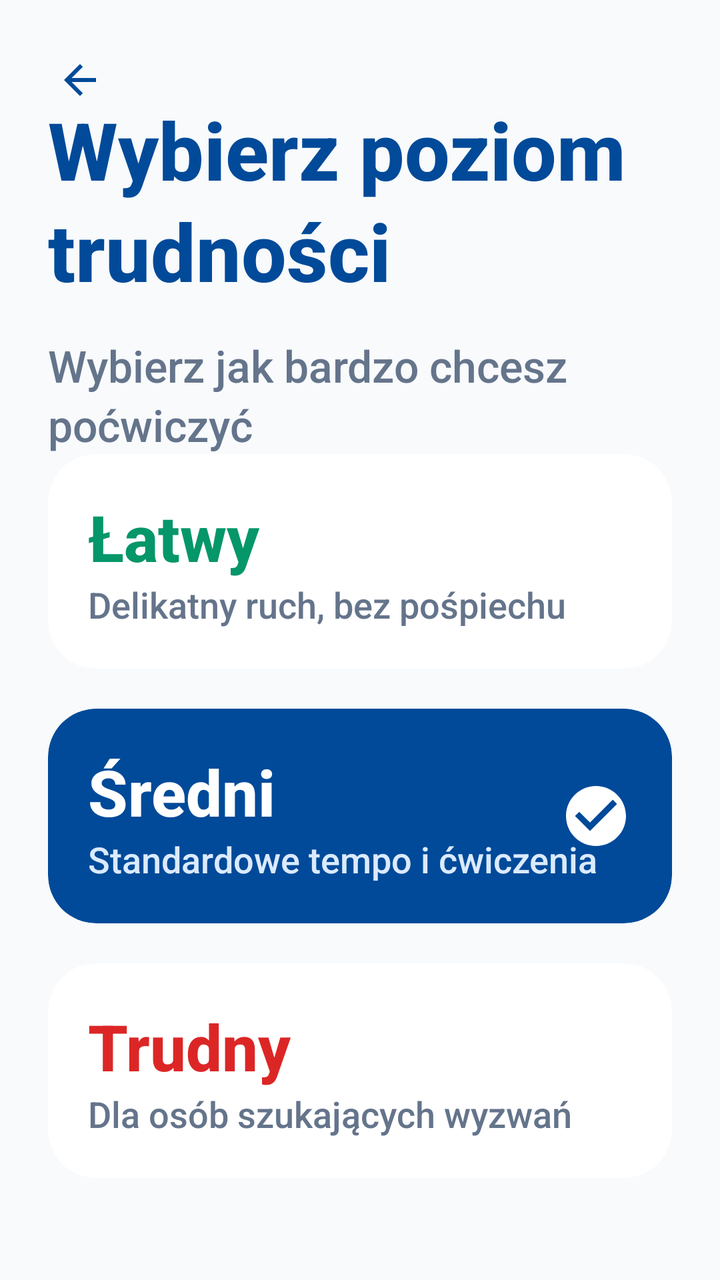
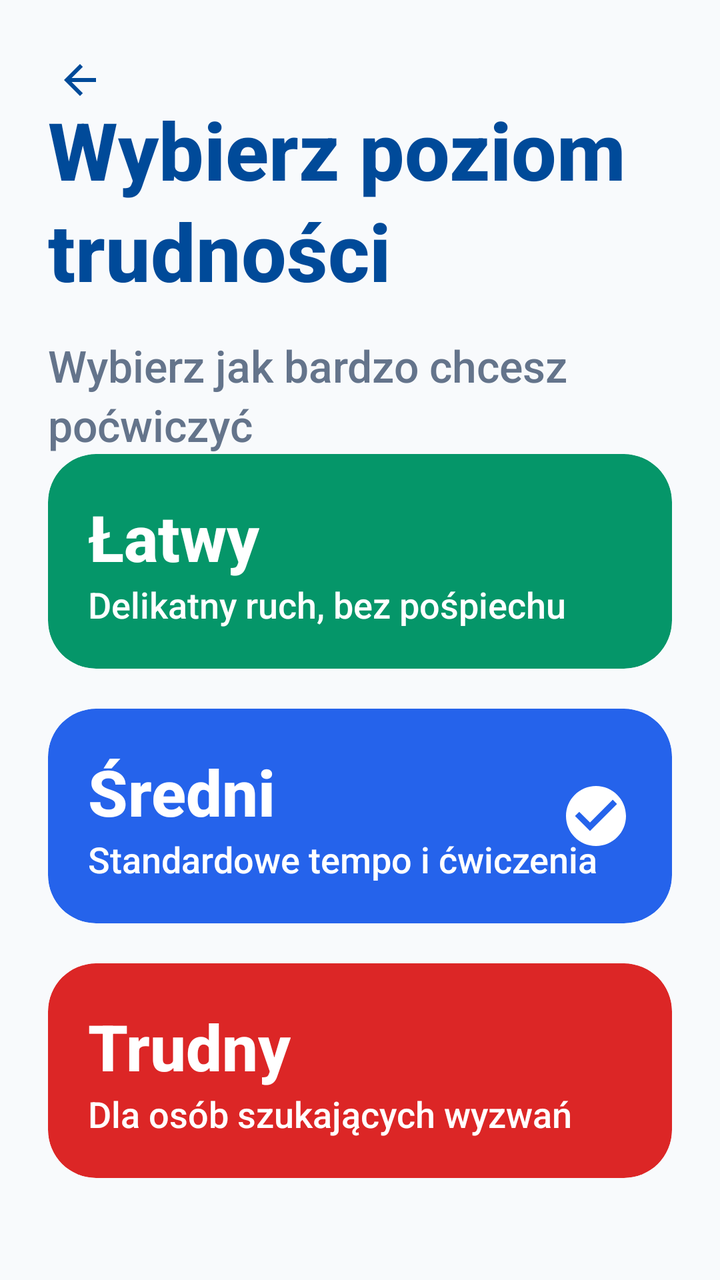

Before-and-after screenshots of an Android layout around one commit, followed by the original layout XML and the change that was made.
<!-- AndroidManifest.xml: application theme Theme.Fitnessapp -->
<!-- res/layout/activity_game_difficulty.xml -->
<?xml version="1.0" encoding="utf-8"?>
<androidx.constraintlayout.widget.ConstraintLayout xmlns:android="http://schemas.android.com/apk/res/android"
    xmlns:app="http://schemas.android.com/apk/res-auto"
    android:layout_width="match_parent"
    android:layout_height="match_parent"
    android:background="#F8FAFC">

    
    <ImageButton
        android:id="@+id/btn_back"
        android:layout_width="48dp"
        android:layout_height="48dp"
        android:layout_margin="16dp"
        android:background="?android:attr/selectableItemBackgroundBorderless"
        android:src="@drawable/ic_back"
        app:tint="#004A99"
        android:visibility="visible"
        app:layout_constraintStart_toStartOf="parent"
        app:layout_constraintTop_toTopOf="parent" />

    <LinearLayout
        android:layout_width="match_parent"
        android:layout_height="match_parent"
        android:orientation="vertical"
        android:padding="24dp">

        <TextView
            android:id="@+id/tv_title"
            android:layout_width="match_parent"
            android:layout_height="wrap_content"
            android:layout_marginTop="24dp"
            android:text="Wybierz poziom\ntrudności"
            android:textColor="#004A99"
            android:textSize="40sp"
            android:textStyle="bold"
            android:lineSpacingExtra="4dp" />

        <TextView
            android:id="@+id/tv_subtitle"
            android:layout_width="match_parent"
            android:layout_height="wrap_content"
            android:layout_marginTop="16dp"
            android:text="Wybierz jak bardzo chcesz\npoćwiczyć"
            android:textColor="#64748B"
            android:textSize="22sp"
            android:lineSpacingExtra="4dp" />

        <View
            android:layout_width="match_parent"
            android:layout_height="0dp"
            android:layout_weight="1" />

        
        <androidx.cardview.widget.CardView
            android:id="@+id/card_easy"
            android:layout_width="match_parent"
            android:layout_height="wrap_content"
            android:layout_marginBottom="20dp"
            app:cardCornerRadius="24dp"
            app:cardElevation="0dp"
            app:cardBackgroundColor="@color/white">

            <RelativeLayout
                android:layout_width="match_parent"
                android:layout_height="wrap_content"
                android:padding="20dp">

                <LinearLayout
                    android:layout_width="wrap_content"
                    android:layout_height="wrap_content"
                    android:layout_centerVertical="true"
                    android:orientation="vertical">
                    <TextView
                        android:id="@+id/tv_easy_title"
                        android:layout_width="wrap_content"
                        android:layout_height="wrap_content"
                        android:text="Łatwy"
                        android:textColor="#059669"
                        android:textSize="32sp"
                        android:textStyle="bold" />
                    <TextView
                        android:id="@+id/tv_easy_desc"
                        android:layout_width="wrap_content"
                        android:layout_height="wrap_content"
                        android:text="Delikatny ruch, bez pośpiechu"
                        android:textColor="#64748B"
                        android:textSize="18sp" />
                </LinearLayout>

                <ImageView
                    android:id="@+id/iv_check_easy"
                    android:layout_width="32dp"
                    android:layout_height="32dp"
                    android:layout_alignParentEnd="true"
                    android:layout_centerVertical="true"
                    android:src="@drawable/ic_check_circle"
                    app:tint="@color/white"
                    android:visibility="gone" />
            </RelativeLayout>
        </androidx.cardview.widget.CardView>

        
        <androidx.cardview.widget.CardView
            android:id="@+id/card_medium"
            android:layout_width="match_parent"
            android:layout_height="wrap_content"
            android:layout_marginBottom="20dp"
            app:cardCornerRadius="24dp"
            app:cardElevation="0dp"
            app:cardBackgroundColor="#004A99">

            <RelativeLayout
                android:layout_width="match_parent"
                android:layout_height="wrap_content"
                android:padding="20dp">

                <LinearLayout
                    android:layout_width="wrap_content"
                    android:layout_height="wrap_content"
                    android:layout_centerVertical="true"
                    android:orientation="vertical">
                    <TextView
                        android:id="@+id/tv_medium_title"
                        android:layout_width="wrap_content"
                        android:layout_height="wrap_content"
                        android:text="Średni"
                        android:textColor="@color/white"
                        android:textSize="32sp"
                        android:textStyle="bold" />
                    <TextView
                        android:id="@+id/tv_medium_desc"
                        android:layout_width="wrap_content"
                        android:layout_height="wrap_content"
                        android:text="Standardowe tempo i ćwiczenia"
                        android:textColor="#DBEAFE"
                        android:textSize="18sp" />
                </LinearLayout>

                <ImageView
                    android:id="@+id/iv_check_medium"
                    android:layout_width="36dp"
                    android:layout_height="36dp"
                    android:layout_alignParentEnd="true"
                    android:layout_centerVertical="true"
                    android:src="@drawable/ic_check_circle"
                    app:tint="@color/white"
                    android:visibility="visible" />
            </RelativeLayout>
        </androidx.cardview.widget.CardView>

        
        <androidx.cardview.widget.CardView
            android:id="@+id/card_hard"
            android:layout_width="match_parent"
            android:layout_height="wrap_content"
            android:layout_marginBottom="24dp"
            app:cardCornerRadius="24dp"
            app:cardElevation="0dp"
            app:cardBackgroundColor="@color/white">

            <RelativeLayout
                android:layout_width="match_parent"
                android:layout_height="wrap_content"
                android:padding="20dp">

                <LinearLayout
                    android:layout_width="wrap_content"
                    android:layout_height="wrap_content"
                    android:layout_centerVertical="true"
                    android:orientation="vertical">
                    <TextView
                        android:id="@+id/tv_hard_title"
                        android:layout_width="wrap_content"
                        android:layout_height="wrap_content"
                        android:text="Trudny"
                        android:textColor="#DC2626"
                        android:textSize="32sp"
                        android:textStyle="bold" />
                    <TextView
                        android:id="@+id/tv_hard_desc"
                        android:layout_width="wrap_content"
                        android:layout_height="wrap_content"
                        android:text="Dla osób szukających wyzwań"
                        android:textColor="#64748B"
                        android:textSize="18sp" />
                </LinearLayout>

                <ImageView
                    android:id="@+id/iv_check_hard"
                    android:layout_width="32dp"
                    android:layout_height="32dp"
                    android:layout_alignParentEnd="true"
                    android:layout_centerVertical="true"
                    android:src="@drawable/ic_check_circle"
                    app:tint="@color/white"
                    android:visibility="gone" />
            </RelativeLayout>
        </androidx.cardview.widget.CardView>

        <View
            android:layout_width="match_parent"
            android:layout_height="0dp"
            android:layout_weight="1" />

        
        <Button
            android:id="@+id/btn_start"
            android:layout_width="match_parent"
            android:layout_height="72dp"
            android:backgroundTint="#0056B3"
            android:text="Dalej"
            android:textAllCaps="false"
            android:textColor="@color/white"
            android:textSize="24sp"
            android:textStyle="bold"
            app:cornerRadius="16dp"
            app:icon="@drawable/ic_chevron_right"
            app:iconGravity="textEnd"
            app:iconTint="@color/white"
            app:iconPadding="8dp" />

    </LinearLayout>

</androidx.constraintlayout.widget.ConstraintLayout>
<!-- resources referenced by this layout -->
<resources>
  <color name="white">#FFFFFFFF</color>
  <!-- drawable ic_back (drawable) -->
  <vector xmlns:android="http://schemas.android.com/apk/res/android"
      android:width="24dp"
      android:height="24dp"
      android:viewportWidth="24"
      android:viewportHeight="24">
      <path
          android:fillColor="#000000"
          android:pathData="M20,11H7.83l5.59,-5.59L12,4l-8,8 8,8 1.41,-1.41L7.83,13H20v-2z"/>
  </vector>
  <!-- drawable ic_check_circle (drawable) -->
  <vector xmlns:android="http://schemas.android.com/apk/res/android"
      android:width="24dp"
      android:height="24dp"
      android:viewportWidth="24"
      android:viewportHeight="24">
      <path
          android:fillColor="#000000"
          android:pathData="M12,2C6.48,2 2,6.48 2,12s4.48,10 10,10 10,-4.48 10,-10S17.52,2 12,2zM10,17l-5,-5 1.41,-1.41L10,14.17l7.59,-7.59L19,8l-9,9z"/>
  </vector>
  <!-- drawable ic_chevron_right (drawable) -->
  <?xml version="1.0" encoding="utf-8"?>
  <vector xmlns:android="http://schemas.android.com/apk/res/android"
      android:width="24dp"
      android:height="24dp"
      android:viewportWidth="24"
      android:viewportHeight="24">
      <path
          android:fillColor="@color/white"
          android:pathData="M8.59,16.59L13.17,12L8.59,7.41L10,6l6,6l-6,6L8.59,16.59z" />
  </vector>
  <style name="Theme.Fitnessapp" parent="Base.Theme.Fitnessapp" />
  <style name="Base.Theme.Fitnessapp" parent="Theme.Material3.Light.NoActionBar">
          
          <item name="android:fontFamily">sans-serif-medium</item>
          <item name="android:textAllCaps">false</item>
          <item name="android:textColor">#0F172A</item>
          <item name="android:windowBackground">#F8FAFC</item>
      </style>
</resources>

<!-- the commit's change to res/layout/activity_game_difficulty.xml (unified diff, before → after) -->
@@ -58,7 +58,7 @@
             android:layout_marginBottom="20dp"
             app:cardCornerRadius="24dp"
             app:cardElevation="0dp"
-            app:cardBackgroundColor="@color/white">
+            app:cardBackgroundColor="#059669">
 
             <RelativeLayout
                 android:layout_width="match_parent"
@@ -75,7 +75,7 @@
                         android:layout_width="wrap_content"
                         android:layout_height="wrap_content"
                         android:text="Łatwy"
-                        android:textColor="#059669"
+                        android:textColor="@color/white"
                         android:textSize="32sp"
                         android:textStyle="bold" />
                     <TextView
@@ -83,7 +83,7 @@
                         android:layout_width="wrap_content"
                         android:layout_height="wrap_content"
                         android:text="Delikatny ruch, bez pośpiechu"
-                        android:textColor="#64748B"
+                        android:textColor="@color/white"
                         android:textSize="18sp" />
                 </LinearLayout>
 
@@ -107,7 +107,7 @@
             android:layout_marginBottom="20dp"
             app:cardCornerRadius="24dp"
             app:cardElevation="0dp"
-            app:cardBackgroundColor="#004A99">
+            app:cardBackgroundColor="#2563EB">
 
             <RelativeLayout
                 android:layout_width="match_parent"
@@ -132,7 +132,7 @@
                         android:layout_width="wrap_content"
                         android:layout_height="wrap_content"
                         android:text="Standardowe tempo i ćwiczenia"
-                        android:textColor="#DBEAFE"
+                        android:textColor="@color/white"
                         android:textSize="18sp" />
                 </LinearLayout>
 
@@ -156,7 +156,7 @@
             android:layout_marginBottom="24dp"
             app:cardCornerRadius="24dp"
             app:cardElevation="0dp"
-            app:cardBackgroundColor="@color/white">
+            app:cardBackgroundColor="#DC2626">
 
             <RelativeLayout
                 android:layout_width="match_parent"
@@ -173,7 +173,7 @@
                         android:layout_width="wrap_content"
                         android:layout_height="wrap_content"
                         android:text="Trudny"
-                        android:textColor="#DC2626"
+                        android:textColor="@color/white"
                         android:textSize="32sp"
                         android:textStyle="bold" />
                     <TextView
@@ -181,7 +181,7 @@
                         android:layout_width="wrap_content"
                         android:layout_height="wrap_content"
                         android:text="Dla osób szukających wyzwań"
-                        android:textColor="#64748B"
+                        android:textColor="@color/white"
                         android:textSize="18sp" />
                 </LinearLayout>
 
